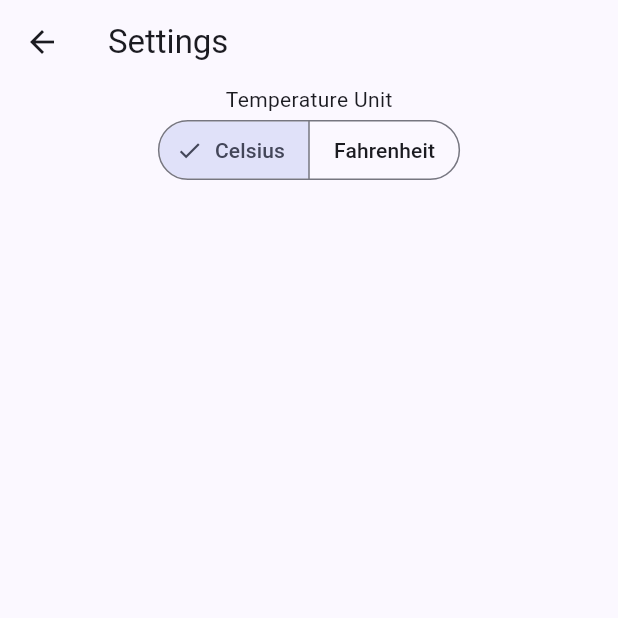
After one commit to exodusgd/flweather, a Flutter app: the screen it shows after launch, after a tap on "Get weather", after a tap on the "settings" icon, on a phone screen of 412 x 824 dp, the top half of it. The commit adds this screen. Run offline on Flutter 3.47's test engine with Material 3 defaults, Android fonts, the phone set to English and light mode, and no system bars; our stand-ins replace geocoding, location.

Commit message:
Settings page
- Created a new page to be used to change settings such as the temperature units
- Added a button on the main page that allows navigation to the settings page

```diff
--- a/lib/main.dart
+++ b/lib/main.dart
@@ -6,6 +6,7 @@ import 'package:flweather/services/location_service.dart';
 import 'package:flweather/services/weather_service.dart';
 import 'models/weather_model.dart';
 import 'models/location_model.dart';
+import 'package:flweather/settings_page.dart';
 
 void main() {
   runApp(const FlweatherApp());
@@ -22,16 +23,15 @@ class FlweatherApp extends StatelessWidget {
       theme: ThemeData(
         colorScheme: ColorScheme.fromSeed(seedColor: Colors.indigo),
       ),
-      home: const MainPage(title: 'Flweather'),
+      home: const MainPage(),
+      routes: {"settings": (context) => const SettingsPage()},
     );
   }
 }
 
 // ----------- STATEFUL WIDGET -----------
 class MainPage extends StatefulWidget {
-  const MainPage({super.key, required this.title});
-
-  final String title;
+  const MainPage({super.key});
 
   @override
   State<MainPage> createState() => _MainPageState();
@@ -64,9 +64,20 @@ class _MainPageState extends State<MainPage> {
     );
   }
 
+  void _setLoadingText() {
+    setState(() {
+      _locationCoords = "loading...";
+      _locationName = "loading...";
+      _locationTemperature = "loading...";
+      _locationWeatherCondition = "loading...";
+    });
+  }
+
   void _updateCurrentLocation(Location newLocation) {
     setState(() {
-      _locationCoords = "lat: ${newLocation.latitude.toString()} \n long: ${newLocation.longitude.toString()}";
+      _locationCoords =
+          "lat: ${newLocation.latitude.toString()} \n"
+          "long: ${newLocation.longitude.toString()}";
       _locationName = "${newLocation.locality}, ${newLocation.country}";
     });
   }
@@ -84,7 +95,6 @@ class _MainPageState extends State<MainPage> {
     // This method is rerun every time setState is called, for instance as done
     // by the _incrementCounter method above.
     return Scaffold(
-      appBar: AppBar(backgroundColor: Colors.blue, title: Text(widget.title)),
       body: Center(
         child: Column(
           mainAxisAlignment: MainAxisAlignment.center,
@@ -109,13 +119,22 @@ class _MainPageState extends State<MainPage> {
             ),
             ElevatedButton(
               onPressed: () {
+                _setLoadingText();
                 _fetchLocationAndWeather();
               },
-              child: const Text("Get location"),
+              child: const Text("Get weather"),
             ),
           ],
         ),
       ),
+      floatingActionButtonLocation: FloatingActionButtonLocation.endTop,
+      floatingActionButton: FloatingActionButton(
+        onPressed: () {
+          Navigator.pushNamed(context, "settings");
+        },
+        backgroundColor: Colors.blueAccent,
+        child: const Icon(Icons.settings),
+      ),
     );
   }
 }
--- a/lib/services/weather_service.dart
+++ b/lib/services/weather_service.dart
@@ -4,7 +4,7 @@ import '../models/weather_model.dart';
 import 'package:http/http.dart' as http;
 
 class WeatherService {
-  static const BASE_URL = "https://api.openweathermap.org/data/2.5/weather";
+  static const baseUrl = "https://api.openweathermap.org/data/2.5/weather";
   final String apiKey;
 
   WeatherService({required this.apiKey});
@@ -12,7 +12,7 @@ class WeatherService {
   Future<Weather> getWeather(double latitude, double longitude) async {
     final response = await http.get(
       Uri.parse(
-          "$BASE_URL?lat=$latitude&lon=$longitude&appid=$apiKey",
+          "$baseUrl?lat=$latitude&lon=$longitude&appid=$apiKey",
       ),
     );
 
--- /dev/null
+++ b/lib/settings_page.dart
@@ -0,0 +1,51 @@
+// Flutter imports
+import "package:flutter/material.dart";
+
+class SettingsPage extends StatelessWidget {
+  const SettingsPage({super.key});
+
+  @override
+  Widget build(BuildContext context) {
+    return Scaffold(
+      appBar: AppBar(title: Text("Settings")),
+      body: Center(
+        child: Column(children: [Text("Temperature Unit"), TemperatureUnitButton()]),
+      ),
+    );
+  }
+}
+
+enum TemperatureUnits { celsius, fahrenheit }
+
+class TemperatureUnitButton extends StatefulWidget {
+  const TemperatureUnitButton({super.key});
+
+  @override
+  State<TemperatureUnitButton> createState() => _TemperatureUnitButtonState();
+}
+
+class _TemperatureUnitButtonState extends State<TemperatureUnitButton> {
+  TemperatureUnits currentTemperatureUnit = TemperatureUnits.celsius;
+
+  @override
+  Widget build(BuildContext context) {
+    return SegmentedButton<TemperatureUnits>(
+      segments: const <ButtonSegment<TemperatureUnits>>[
+        ButtonSegment<TemperatureUnits>(
+          value: TemperatureUnits.celsius,
+          label: Text("Celsius"),
+        ),
+        ButtonSegment<TemperatureUnits>(
+          value: TemperatureUnits.fahrenheit,
+          label: Text("Fahrenheit"),
+        ),
+      ],
+      selected: <TemperatureUnits>{currentTemperatureUnit},
+      onSelectionChanged: (Set<TemperatureUnits> newSelection) {
+        setState(() {
+          currentTemperatureUnit = newSelection.first;
+        });
+      },
+    );
+  }
+}
```
